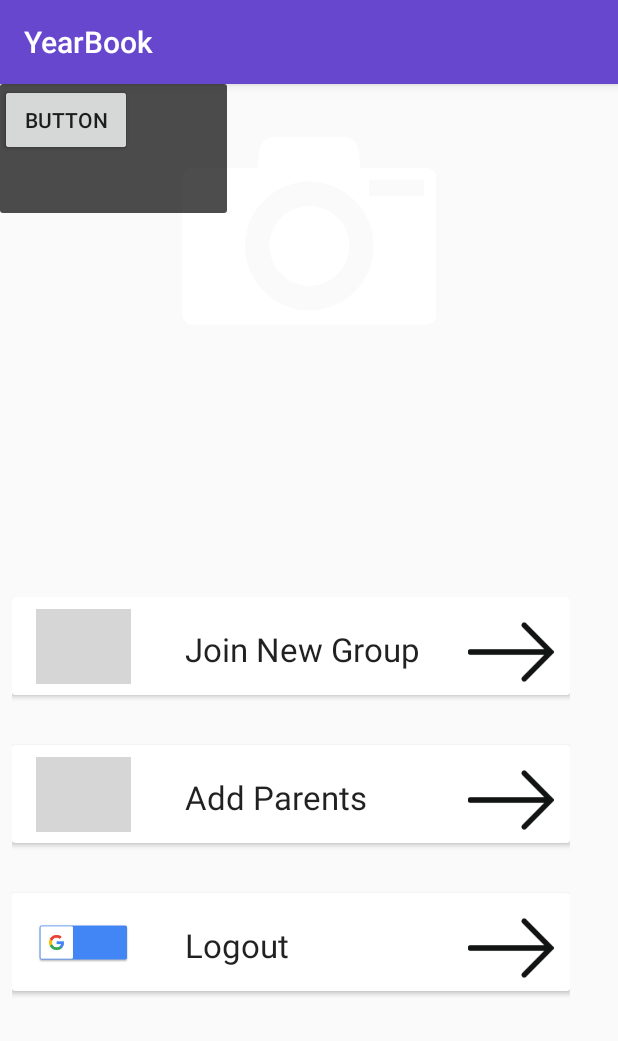
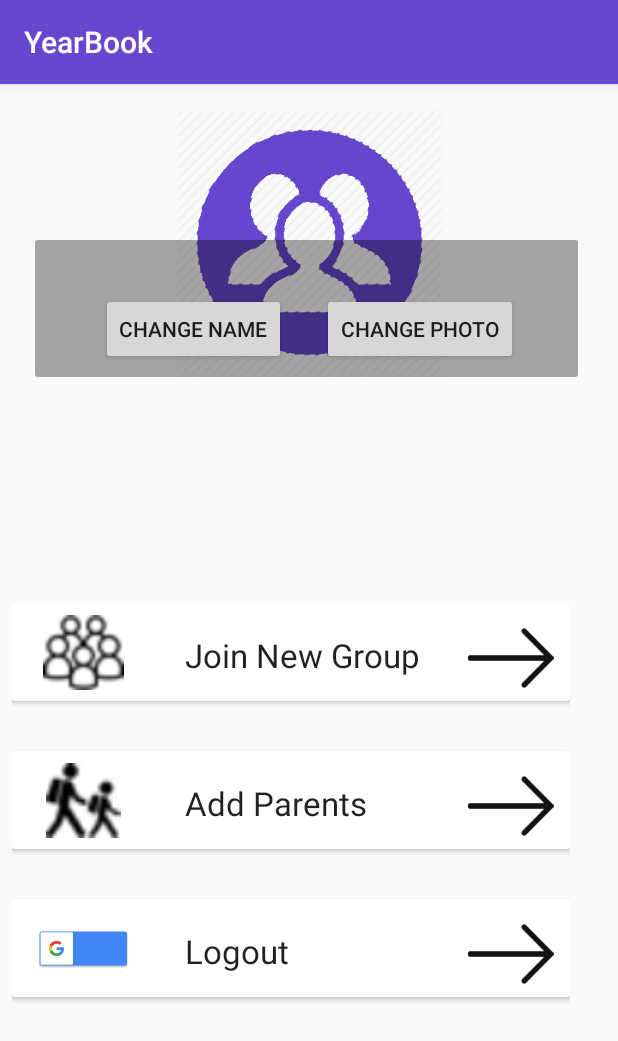
Before and after one commit to ShivKushwah/Yearbook-Android-Release, an Android app: the SettingsActivity screen opened directly, with no data from a screen before it, on a phone screen of 412 x 824 dp. Shown: the top 1041 px of the screen. Run offline under Robolectric (Android 15) with nearby library versions, the phone set to English and light mode, and no system bars; our stand-ins replace Firebase (no records; nobody signed in at launch, a user with empty details on screens opened directly); grey boxes are pictures that could not be loaded.

Commit message:
still on settings

```diff
--- a/app/src/main/java/com/mdb/yearbook/android/SettingsActivity.java
+++ b/app/src/main/java/com/mdb/yearbook/android/SettingsActivity.java
@@ -13,8 +13,12 @@
 import android.view.View;
 import android.widget.Button;
 import android.widget.EditText;
+import android.widget.ImageView;
+import android.widget.ProgressBar;
 import android.widget.Toast;
 
+import com.bumptech.glide.Glide;
+import com.bumptech.glide.load.engine.DiskCacheStrategy;
 import com.google.firebase.auth.FirebaseAuth;
 import com.google.firebase.database.DataSnapshot;
 import com.google.firebase.database.DatabaseError;
@@ -38,6 +42,30 @@
     protected void onCreate(Bundle savedInstanceState) {
         super.onCreate(savedInstanceState);
         setContentView(R.layout.activity_settings);
+        ((ImageView) findViewById(R.id.transparentImageView)).setAlpha(127);
+        DatabaseReference mDatabase = FirebaseDatabase.getInstance().getReference();
+        mDatabase.child("Groups").child(YearbookActivity.currentGroup).child("coverPhotoUrl").addValueEventListener(new ValueEventListener() {
+            @Override
+            public void onDataChange(DataSnapshot dataSnapshot) {
+                String url = (String) dataSnapshot.getValue();
+                if (url != null && !url.equals("")) {
+                    Glide.with(context)
+                            .load(url)
+                            .diskCacheStrategy(DiskCacheStrategy.ALL)
+                            .into(((ImageView) findViewById(R.id.settingsGroupPhoto)));
+                    //progressBar.setVisibility(ProgressBar.INVISIBLE);
+
+                }else
+                {
+                    ((ImageView) findViewById(R.id.settingsGroupPhoto)).setImageResource(R.drawable.profile_purple);
+                }
+
+            }
+            @Override
+            public void onCancelled(DatabaseError databaseError) {
+
+            }
+        });
         context = this;
 
         adapter = new SettingsActivityAdapter(getApplicationContext(), this);
--- a/app/src/main/res/layout/activity_settings.xml
+++ b/app/src/main/res/layout/activity_settings.xml
@@ -1,3 +1,4 @@
+<?xml version="1.0" encoding="utf-8"?>
 <android.support.constraint.ConstraintLayout xmlns:android="http://schemas.android.com/apk/res/android"
     xmlns:app="http://schemas.android.com/apk/res-auto"
     xmlns:tools="http://schemas.android.com/tools"
@@ -17,41 +18,50 @@
         app:layout_constraintEnd_toEndOf="parent"
         app:layout_constraintHorizontal_bias="0.0"
         app:layout_constraintStart_toStartOf="parent"
-        app:layout_constraintTop_toBottomOf="@+id/imageView" />
+        app:layout_constraintTop_toBottomOf="@+id/settingsGroupPhoto" />
+
+    <Button
+        android:id="@+id/button2"
+        android:layout_width="wrap_content"
+        android:layout_height="wrap_content"
+        android:layout_marginBottom="8dp"
+        android:layout_marginStart="44dp"
+        android:text="Change Name"
+        app:layout_constraintBottom_toBottomOf="@+id/settingsGroupPhoto"
+        app:layout_constraintStart_toStartOf="@+id/settingsGroupPhoto" />
+
+    <Button
+        android:id="@+id/button3"
+        android:layout_width="wrap_content"
+        android:layout_height="wrap_content"
+        android:layout_marginBottom="8dp"
+        android:layout_marginEnd="44dp"
+        android:text="Change Photo"
+        app:layout_constraintBottom_toBottomOf="@+id/settingsGroupPhoto"
+        app:layout_constraintEnd_toEndOf="@+id/settingsGroupPhoto" />
 
     <ImageView
-        android:id="@+id/imageView"
+        android:id="@+id/settingsGroupPhoto"
         android:layout_width="366dp"
         android:layout_height="179dp"
         android:layout_marginEnd="8dp"
         android:layout_marginStart="8dp"
-        android:layout_marginTop="8dp"
+        android:layout_marginTop="16dp"
         app:layout_constraintEnd_toEndOf="parent"
         app:layout_constraintStart_toStartOf="parent"
         app:layout_constraintTop_toTopOf="parent"
         app:srcCompat="@drawable/camera" />
 
-    <Button
-        android:id="@+id/button2"
-        android:layout_width="wrap_content"
-        android:layout_height="wrap_content"
-        android:text="Button"
-        tools:layout_editor_absoluteX="42dp"
-        tools:layout_editor_absoluteY="123dp" />
+    <ImageView
+        android:id="@+id/transparentImageView"
+        android:layout_width="362dp"
+        android:layout_height="91dp"
+        app:layout_constraintBottom_toBottomOf="@+id/settingsGroupPhoto"
+        app:layout_constraintStart_toStartOf="@+id/settingsGroupPhoto"
+        app:srcCompat="@drawable/fab_label_background" />
 
-    <Button
-        android:id="@+id/button3"
-        android:layout_width="wrap_content"
-        android:layout_height="wrap_content"
-        android:text="Button"
-        tools:layout_editor_absoluteX="232dp"
-        tools:layout_editor_absoluteY="130dp" />
 
-    <ImageView
-        android:id="@+id/imageView2"
-        android:layout_width="151dp"
-        android:layout_height="86dp"
-        app:srcCompat="@drawable/fab_label_background"
-        tools:layout_editor_absoluteX="16dp"
-        tools:layout_editor_absoluteY="74dp" />
+
+
+
 </android.support.constraint.ConstraintLayout>
```
Also changed, not shown: app/src/main/res/drawable/new_group.png (added), app/src/main/res/drawable/students_settings.png (added), 1 other file.
